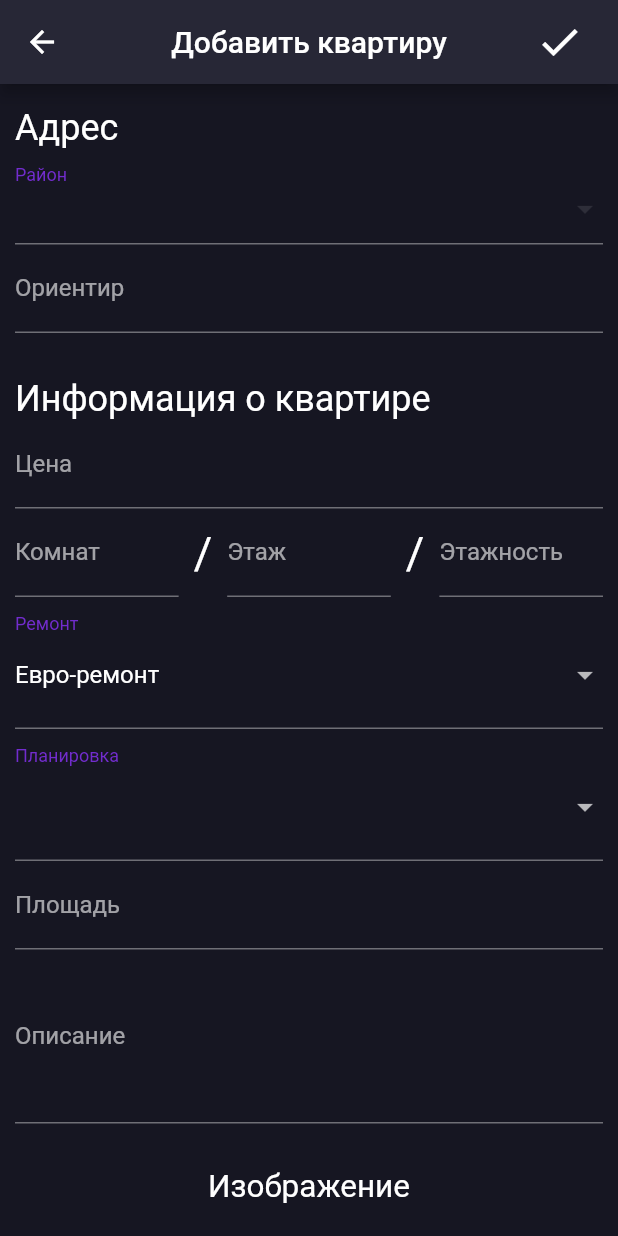
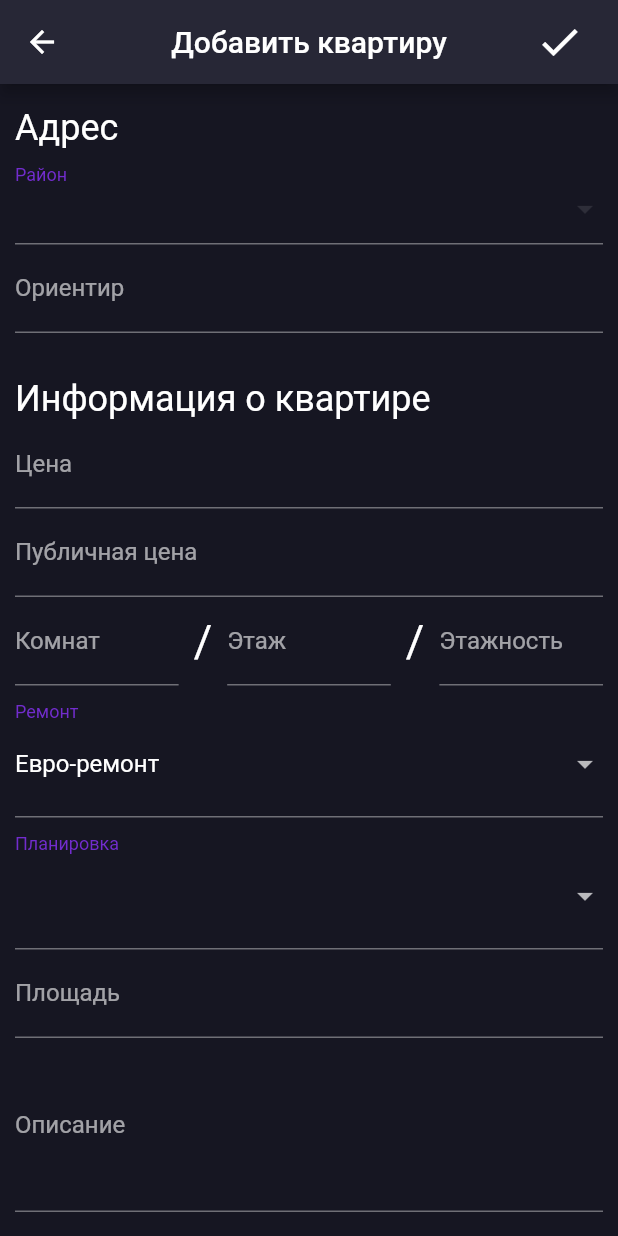
Before and after one commit to dmitriyl99/event_flats, a Flutter app: the AddFlatScreen screen opened by its route, on a phone screen of 412 x 824 dp. Run offline on Flutter 3.47's test engine with Material 2 defaults, Android fonts, the phone set to English and light mode, and no system bars; our stand-ins replace dio, event_bus, firebase_core, firebase_storage, hive, hive_flutter and 1 more; accounts and stored records are empty; network calls fail; project files that could hold a hidden picture were left out.

Commit message:
Add features

```diff
--- a/lib/main.dart
+++ b/lib/main.dart
@@ -11,7 +11,6 @@ import 'package:event_flats/view/screens/flats/filter.screen.dart';
 import 'package:event_flats/view/screens/flats/home.screen.dart';
 import 'package:event_flats/view/screens/flats/show.screen.dart';
 import 'package:event_flats/view/screens/login.screen.dart';
-import 'package:firebase_auth/firebase_auth.dart';
 import 'package:firebase_core/firebase_core.dart';
 import 'package:flutter/material.dart';
 import 'package:hive_flutter/hive_flutter.dart';
@@ -37,7 +36,6 @@ void main() async {
   if (currentUser != null) {
     initialRoute = HomeScreen.route;
   }
-  await FirebaseAuth.instance.signInAnonymously();
   runApp(MyApp(
     initialRoute: initialRoute,
   ));
--- a/lib/models/dto/flat.dart
+++ b/lib/models/dto/flat.dart
@@ -7,6 +7,9 @@ class FlatDto {
   final String? landmark;
   final String? layout;
   final double price;
+  final double? publicPrice;
+  final String? hashTag1;
+  final String? hashTag2;
   final int roomsNumber;
   final int floor;
   final int floorsNumber;
@@ -23,6 +26,9 @@ class FlatDto {
       this.landmark,
       this.layout,
       this.price,
+      this.publicPrice,
+      this.hashTag1,
+      this.hashTag2,
       this.roomsNumber,
       this.floor,
       this.floorsNumber,
@@ -47,6 +53,9 @@ class FlatDto {
         'rooms_number': roomsNumber,
         'owner_name': ownerName,
         'phones': phones,
-        'price': price
+        'price': price,
+        'public_price': publicPrice,
+        'hashtag_1': hashTag1,
+        'hashtag_2': hashTag2,
       };
 }
--- a/lib/models/flat.dart
+++ b/lib/models/flat.dart
@@ -9,6 +9,7 @@ class Flat {
   final int districtId;
   final int? subDistrictId;
   final double price;
+  final double? publicPrice;
   final int floor;
   final String? layout;
   final int numberOfFloors;
@@ -24,6 +25,8 @@ class Flat {
   final String creatorName;
   final int creatorId;
   final DateTime createdAt;
+  final String? hashTag1;
+  final String? hashTag2;
   File? image;
 
   Flat(
@@ -33,6 +36,9 @@ class Flat {
       this.districtId,
       this.subDistrictId,
       this.price,
+      this.publicPrice,
+      this.hashTag1,
+      this.hashTag2,
       this.floor,
       this.layout,
       this.numberOfFloors,
@@ -60,6 +66,9 @@ class Flat {
             ? (json['price'] as int).toDouble()
             : json['price'],
         floor = json['floor'],
+        publicPrice = json['public_price'],
+        hashTag1 = json['hashtag_1'],
+        hashTag2 = json['hashtag_2'],
         numberOfFloors = json['floors_number'],
         numberOfRooms = json['rooms_number'],
         flatRepair = json['repair'],
--- a/lib/models/repositories/api_flats_repository.dart
+++ b/lib/models/repositories/api_flats_repository.dart
@@ -20,7 +20,7 @@ import 'package:firebase_storage/firebase_storage.dart';
 
 class ApiFlatsRepository extends FlatsRepository {
   final Dio _httpClient = new Dio(BaseOptions(
-      baseUrl: 'http://localhost:5000/api/v1/flats',
+      baseUrl: 'https://6cf8-95-214-210-143.ngrok-free.app/api/v1/flats',
       responseType: ResponseType.json,
       headers: {'Accept': 'application/json'}));
   final AuthenticationService _authenticationService;
--- a/lib/models/repositories/users_repository.dart
+++ b/lib/models/repositories/users_repository.dart
@@ -12,7 +12,7 @@ import '../user.dart';
 
 class UsersRepository {
   final Dio _httpClient = new Dio(BaseOptions(
-      baseUrl: 'http://localhost:5000/api/v1/admin/users',
+      baseUrl: 'https://6cf8-95-214-210-143.ngrok-free.app/api/v1/admin/users',
       responseType: ResponseType.json,
       headers: {'Accept': 'application/json'}));
 
--- a/lib/services/api_authentication.dart
+++ b/lib/services/api_authentication.dart
@@ -7,7 +7,7 @@ import 'package:hive/hive.dart';
 
 class ApiAuthenticationService extends AuthenticationService {
   final Dio _httpClient = new Dio(BaseOptions(
-      baseUrl: 'http://localhost:5000/api/v1/auth/',
+      baseUrl: 'https://6cf8-95-214-210-143.ngrok-free.app/api/v1/auth/',
       receiveDataWhenStatusError: true));
 
   static User? _currentUser;
--- a/lib/services/districts.dart
+++ b/lib/services/districts.dart
@@ -7,7 +7,7 @@ import 'exceptions/user_empty.dart';
 
 Future<List<Map<String, dynamic>>> getDistricts() async {
   final Dio _httpClient = new Dio(BaseOptions(
-      baseUrl: 'http://localhost:5000/api/v1/',
+      baseUrl: 'https://https://6cf8-95-214-210-143.ngrok-free.app/api/v1/',
       responseType: ResponseType.json,
       headers: {'Accept': 'application/json'}));
   var response = await _httpClient.get('addresses',
--- a/lib/view/screens/flats/add.screen.dart
+++ b/lib/view/screens/flats/add.screen.dart
@@ -50,6 +50,10 @@ class _AddFlatScreenState extends State<AddFlatScreen> {
   TextEditingController _descriptionController = new TextEditingController();
   TextEditingController _ownerNameController = new TextEditingController();
   TextEditingController _ownerPhoneController = new TextEditingController();
+  TextEditingController _hashTag1Controller = new TextEditingController();
+  TextEditingController _hashTag2Controller = new TextEditingController();
+  TextEditingController _publicPriceController = new TextEditingController();
+
 
   final ImagePicker _picker = ImagePicker();
 
@@ -180,6 +184,9 @@ class _AddFlatScreenState extends State<AddFlatScreen> {
           _landmarkController.text,
           _currentLayout,
           double.parse(_priceController.text),
+          _publicPriceController.text.isNotEmpty ? double.parse(_publicPriceController.text) : null,
+          _hashTag1Controller.text,
+          _hashTag2Controller.text,
           int.parse(_roomsController.text),
           int.parse(_floorController.text),
           int.parse(_numberOfFloorsController.text),
@@ -361,6 +368,12 @@ class _AddFlatScreenState extends State<AddFlatScreen> {
                     decoration:
                         InputDecoration(labelText: 'Цена', prefixText: '\$'),
                   ),
+                  TextFormField(
+                    controller: _publicPriceController,
+                    keyboardType: TextInputType.number,
+                    decoration:
+                    InputDecoration(labelText: 'Публичная цена', prefixText: '\$'),
+                  ),
                   Row(
                     mainAxisSize: MainAxisSize.min,
                     children: [
@@ -475,6 +488,16 @@ class _AddFlatScreenState extends State<AddFlatScreen> {
                     controller: _descriptionController,
                     maxLines: 4,
                     decoration: InputDecoration(labelText: 'Описание'),
+                  ),
+                  TextFormField(
+                    controller: _hashTag1Controller,
+                    maxLines: 4,
+                    decoration: InputDecoration(labelText: 'Хэштег 1'),
+                  ),
+                  TextFormField(
+                    controller: _hashTag2Controller,
+                    maxLines: 4,
+                    decoration: InputDecoration(labelText: 'Хэштег 2'),
                   ),
                   SizedBox(
                     height: 30,
--- a/pubspec.yaml
+++ b/pubspec.yaml
@@ -29,7 +29,6 @@ dependencies:
   # Use with the CupertinoIcons class for iOS style icons.
   cupertino_icons: ^1.0.2
   firebase_core: 2.11.0
-  firebase_auth:
   hive: ^2.0.4
   hive_flutter: ^1.1.0
   intl: ^0.18.1
```
Also changed, not shown: lib/view/screens/flats/edit.screen.dart (+22 -0 lines), lib/view/screens/flats/show.screen.dart (+41 -0 lines), pubspec.lock.
